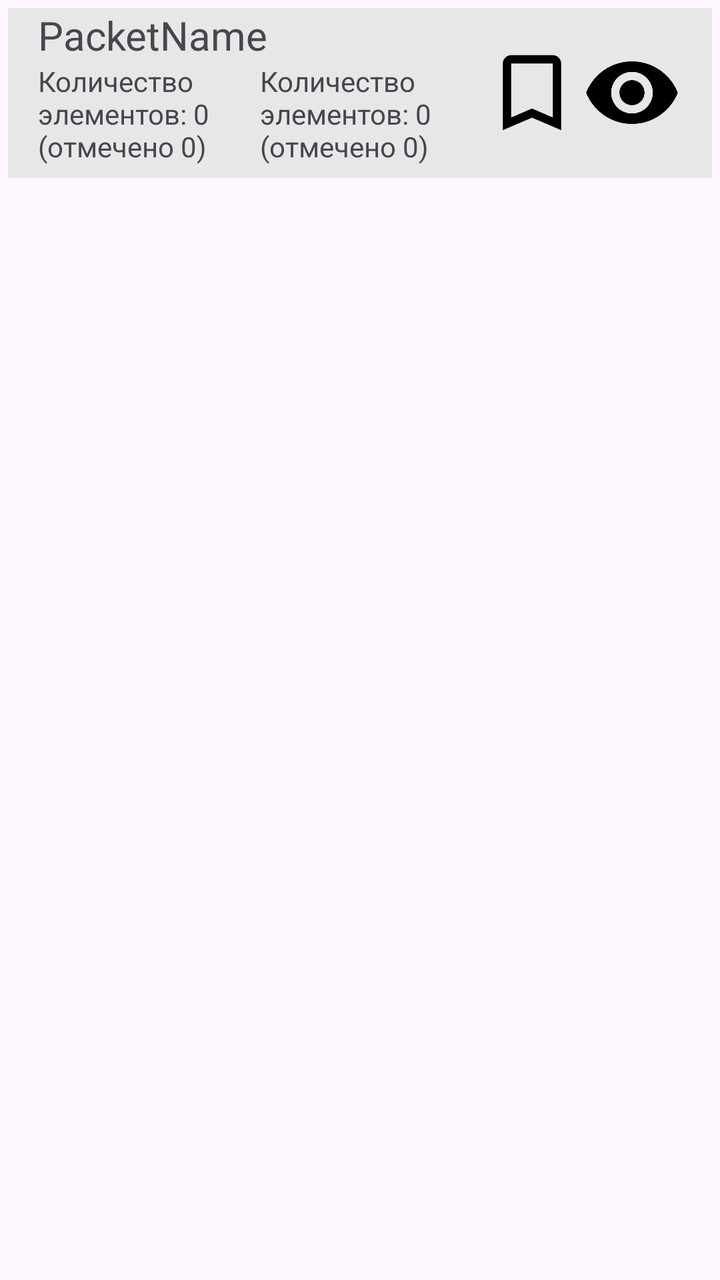
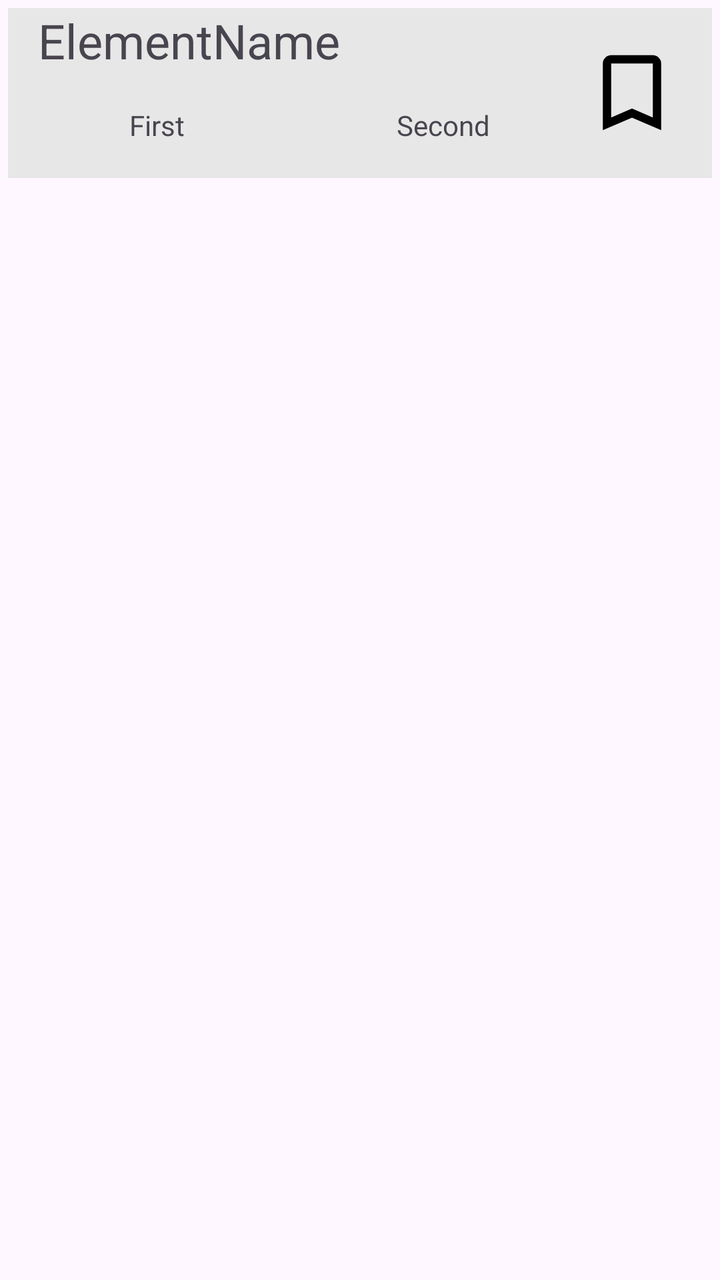

Compare the two renders of this Android layout. The source of the first and the diff that turns it into the second are given below.
<!-- AndroidManifest.xml: application theme Theme.FGLearning -->
<!-- res/layout/item_package_element.xml -->
<?xml version="1.0" encoding="utf-8"?>
<layout xmlns:app="http://schemas.android.com/apk/res-auto"
    xmlns:android="http://schemas.android.com/apk/res/android">

    <data>
        <variable
            name="packageItem"
            type="com.example.fglearning.database.entity.PackageItem" />
    </data>

    <LinearLayout
        android:layout_width="match_parent"
        android:layout_height="wrap_content"
        android:orientation="vertical"
        android:padding="4dp">
        
        <LinearLayout
            android:layout_width="match_parent"
            android:layout_height="85dp"
            android:background="#E7E7E7"
            android:orientation="horizontal"
            android:paddingStart="15dp"
            android:paddingEnd="15dp">

            <LinearLayout
                android:layout_width="wrap_content"
                android:layout_height="match_parent"
                android:orientation="vertical"
                android:layout_weight="1"
                android:layout_gravity="center_vertical">
                
                <LinearLayout
                    android:layout_width="wrap_content"
                    android:layout_height="wrap_content"
                    android:orientation="horizontal"
                    android:gravity="center_vertical">
                    <TextView
                        android:layout_width="wrap_content"
                        android:layout_height="wrap_content"
                        android:text="PacketName"
                        android:textSize="20dp"/>
                    
                </LinearLayout>
                <LinearLayout
                    android:layout_width="wrap_content"
                    android:layout_height="match_parent"
                    android:layout_weight="1"
                    android:orientation="horizontal"
                    android:gravity="center_vertical">
                    
                    <LinearLayout
                        android:layout_width="wrap_content"
                        android:layout_height="match_parent"
                        android:layout_weight="1"
                        android:orientation="vertical">

                        <TextView
                            android:layout_width="wrap_content"
                            android:layout_height="wrap_content"
                            android:text="Количество элементов: 0 (отмечено 0)"/>
                    </LinearLayout>
                    
                    <LinearLayout
                        android:layout_width="wrap_content"
                        android:layout_height="match_parent"
                        android:layout_weight="1"
                        android:orientation="vertical">

                        <TextView
                            android:layout_width="wrap_content"
                            android:layout_height="wrap_content"
                            android:text="Количество элементов: 0 (отмечено 0)"/>
                    </LinearLayout>
                </LinearLayout>
            </LinearLayout>

            <ImageView
                android:layout_width="50dp"
                android:layout_height="50dp"
                app:srcCompat="@drawable/bookmark"
                android:layout_gravity="center"/>
            <ImageView
                android:layout_width="50dp"
                android:layout_height="50dp"
                app:srcCompat="@drawable/eye"
                android:layout_gravity="center"/>
            
            

        </LinearLayout>

        
        
        
        
    </LinearLayout>

</layout>
<!-- resources referenced by this layout -->
<resources>
  <!-- drawable bookmark (drawable) -->
  <vector xmlns:android="http://schemas.android.com/apk/res/android" android:height="24dp" android:tint="#000000" android:viewportHeight="960" android:viewportWidth="960" android:width="24dp">
        
      <path android:fillColor="@android:color/white" android:pathData="M200,840L200,200Q200,167 223.5,143.5Q247,120 280,120L680,120Q713,120 736.5,143.5Q760,167 760,200L760,840L480,720L200,840ZM280,718L480,632L680,718L680,200Q680,200 680,200Q680,200 680,200L280,200Q280,200 280,200Q280,200 280,200L280,718ZM280,200L280,200Q280,200 280,200Q280,200 280,200L680,200Q680,200 680,200Q680,200 680,200L680,200L480,200L280,200Z"/>
      
  </vector>
  <!-- drawable eye (drawable) -->
  <vector xmlns:android="http://schemas.android.com/apk/res/android" android:height="24dp" android:tint="#000000" android:viewportHeight="24" android:viewportWidth="24" android:width="24dp">
        
      <path android:fillColor="@android:color/white" android:pathData="M12,4.5C7,4.5 2.73,7.61 1,12c1.73,4.39 6,7.5 11,7.5s9.27,-3.11 11,-7.5c-1.73,-4.39 -6,-7.5 -11,-7.5zM12,17c-2.76,0 -5,-2.24 -5,-5s2.24,-5 5,-5 5,2.24 5,5 -2.24,5 -5,5zM12,9c-1.66,0 -3,1.34 -3,3s1.34,3 3,3 3,-1.34 3,-3 -1.34,-3 -3,-3z"/>
      
  </vector>
  <style name="Theme.FGLearning" parent="Base.Theme.FGLearning" />
  <style name="Base.Theme.FGLearning" parent="Theme.Material3.DayNight.NoActionBar">
          
          
      </style>
</resources>

<!-- the commit's change to res/layout/item_package_element.xml (unified diff, before → after) -->
@@ -27,7 +27,7 @@
                 android:layout_height="match_parent"
                 android:orientation="vertical"
                 android:layout_weight="1"
-                android:layout_gravity="center_vertical">
+                android:gravity="center_vertical">
                 
                 <LinearLayout
                     android:layout_width="wrap_content"
@@ -35,57 +35,62 @@
                     android:orientation="horizontal"
                     android:gravity="center_vertical">
                     <TextView
+                        android:id="@+id/itemNameText"
                         android:layout_width="wrap_content"
                         android:layout_height="wrap_content"
-                        android:text="PacketName"
-                        android:textSize="20dp"/>
+                        android:text="ElementName"
+                        android:textSize="24dp"/>
                     
                 </LinearLayout>
                 <LinearLayout
-                    android:layout_width="wrap_content"
-                    android:layout_height="match_parent"
-                    android:layout_weight="1"
+                    android:layout_width="match_parent"
+                    android:layout_height="wrap_content"
                     android:orientation="horizontal"
                     android:gravity="center_vertical">
                     
                     <LinearLayout
                         android:layout_width="wrap_content"
-                        android:layout_height="match_parent"
+                        android:layout_height="wrap_content"
                         android:layout_weight="1"
+                        android:gravity="center"
                         android:orientation="vertical">
 
                         <TextView
+                            android:id="@+id/firstText"
                             android:layout_width="wrap_content"
                             android:layout_height="wrap_content"
-                            android:text="Количество элементов: 0 (отмечено 0)"/>
+                            android:text="First"/>
                     </LinearLayout>
                     
+                    <View
+                        android:id="@+id/separator"
+                        android:layout_width="0dp"
+                        android:layout_height="wrap_content"
+                        android:foreground="@color/gray"
+                        android:layout_weight="0.05" />
                     <LinearLayout
                         android:layout_width="wrap_content"
-                        android:layout_height="match_parent"
+                        android:layout_height="wrap_content"
                         android:layout_weight="1"
+                        android:gravity="center"
+                        android:layout_marginStart="10dp"
                         android:orientation="vertical">
 
                         <TextView
+                            android:id="@+id/secondText"
                             android:layout_width="wrap_content"
                             android:layout_height="wrap_content"
-                            android:text="Количество элементов: 0 (отмечено 0)"/>
+                            android:text="Second"/>
                     </LinearLayout>
                 </LinearLayout>
             </LinearLayout>
 
             <ImageView
+                android:id="@+id/markButton"
                 android:layout_width="50dp"
                 android:layout_height="50dp"
                 app:srcCompat="@drawable/bookmark"
                 android:layout_gravity="center"/>
-            <ImageView
-                android:layout_width="50dp"
-                android:layout_height="50dp"
-                app:srcCompat="@drawable/eye"
-                android:layout_gravity="center"/>
-            
-            
 
         </LinearLayout>
 
<!-- resource entries referenced after the edit -->
@@ -1,15 +1,10 @@
 <!-- resources referenced by this layout -->
 <resources>
+  <color name="gray">#B6B6B6</color>
   <!-- drawable bookmark (drawable) -->
   <vector xmlns:android="http://schemas.android.com/apk/res/android" android:height="24dp" android:tint="#000000" android:viewportHeight="960" android:viewportWidth="960" android:width="24dp">
         
       <path android:fillColor="@android:color/white" android:pathData="M200,840L200,200Q200,167 223.5,143.5Q247,120 280,120L680,120Q713,120 736.5,143.5Q760,167 760,200L760,840L480,720L200,840ZM280,718L480,632L680,718L680,200Q680,200 680,200Q680,200 680,200L280,200Q280,200 280,200Q280,200 280,200L280,718ZM280,200L280,200Q280,200 280,200Q280,200 280,200L680,200Q680,200 680,200Q680,200 680,200L680,200L480,200L280,200Z"/>
-      
-  </vector>
-  <!-- drawable eye (drawable) -->
-  <vector xmlns:android="http://schemas.android.com/apk/res/android" android:height="24dp" android:tint="#000000" android:viewportHeight="24" android:viewportWidth="24" android:width="24dp">
-        
-      <path android:fillColor="@android:color/white" android:pathData="M12,4.5C7,4.5 2.73,7.61 1,12c1.73,4.39 6,7.5 11,7.5s9.27,-3.11 11,-7.5c-1.73,-4.39 -6,-7.5 -11,-7.5zM12,17c-2.76,0 -5,-2.24 -5,-5s2.24,-5 5,-5 5,2.24 5,5 -2.24,5 -5,5zM12,9c-1.66,0 -3,1.34 -3,3s1.34,3 3,3 3,-1.34 3,-3 -1.34,-3 -3,-3z"/>
       
   </vector>
   <style name="Theme.FGLearning" parent="Base.Theme.FGLearning" />
